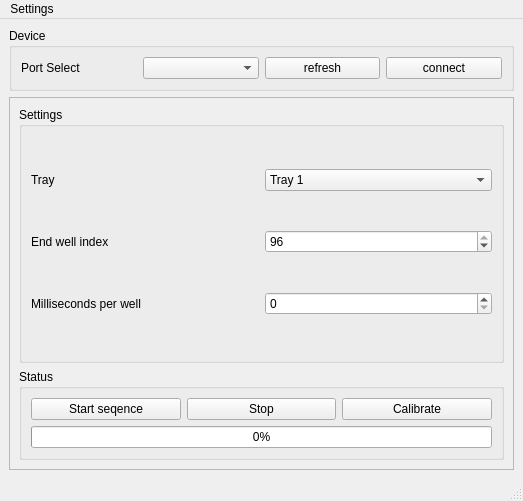
nrish/machine-interface-caltech, file mainwindow.ui: the form before one commit.
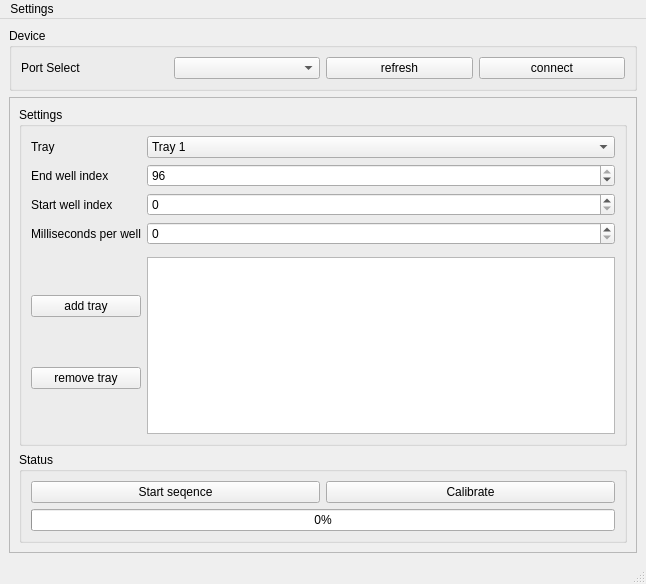
The form after the commit.

```diff
--- a/mainwindow.ui
+++ b/mainwindow.ui
@@ -6,8 +6,8 @@
    <rect>
     <x>0</x>
     <y>0</y>
-    <width>523</width>
-    <height>501</height>
+    <width>646</width>
+    <height>584</height>
    </rect>
   </property>
   <property name="minimumSize">
@@ -36,6 +36,36 @@
           <string>Settings</string>
          </property>
          <layout class="QGridLayout" name="gridLayout_3">
+          <item row="3" column="1">
+           <widget class="QSpinBox" name="endWell">
+            <property name="minimum">
+             <number>1</number>
+            </property>
+            <property name="maximum">
+             <number>96</number>
+            </property>
+            <property name="value">
+             <number>96</number>
+            </property>
+           </widget>
+          </item>
+          <item row="5" column="1">
+           <widget class="QSpinBox" name="spinTimeWell"/>
+          </item>
+          <item row="1" column="0">
+           <widget class="QLabel" name="label">
+            <property name="text">
+             <string>Tray</string>
+            </property>
+           </widget>
+          </item>
+          <item row="4" column="1">
+           <widget class="QSpinBox" name="startWell">
+            <property name="maximum">
+             <number>96</number>
+            </property>
+           </widget>
+          </item>
           <item row="1" column="1">
            <widget class="QComboBox" name="trayCombo">
             <item>
@@ -90,42 +120,47 @@
             </item>
            </widget>
           </item>
-          <item row="1" column="0">
-           <widget class="QLabel" name="label">
+          <item row="4" column="0">
+           <widget class="QLabel" name="label_5">
             <property name="text">
-             <string>Tray</string>
+             <string>Start well index</string>
             </property>
            </widget>
           </item>
-          <item row="2" column="1">
-           <widget class="QSpinBox" name="endWell">
-            <property name="minimum">
-             <number>1</number>
-            </property>
-            <property name="maximum">
-             <number>96</number>
-            </property>
-            <property name="value">
-             <number>96</number>
-            </property>
-           </widget>
-          </item>
-          <item row="2" column="0">
+          <item row="3" column="0">
            <widget class="QLabel" name="label_2">
             <property name="text">
              <string>End well index</string>
             </property>
            </widget>
           </item>
-          <item row="4" column="0">
+          <item row="5" column="0">
            <widget class="QLabel" name="label_3">
             <property name="text">
              <string>Milliseconds per well</string>
             </property>
            </widget>
           </item>
-          <item row="4" column="1">
-           <widget class="QSpinBox" name="spinTimeWell"/>
+          <item row="7" column="1">
+           <widget class="QListView" name="trayList"/>
+          </item>
+          <item row="6" column="0" rowspan="2">
+           <layout class="QVBoxLayout" name="verticalLayout_2">
+            <item>
+             <widget class="QPushButton" name="tray_add">
+              <property name="text">
+               <string>add tray</string>
+              </property>
+             </widget>
+            </item>
+            <item>
+             <widget class="QPushButton" name="tray_remove">
+              <property name="text">
+               <string>remove tray</string>
+              </property>
+             </widget>
+            </item>
+           </layout>
           </item>
          </layout>
         </widget>
@@ -150,20 +185,13 @@
            </widget>
           </item>
           <item row="2" column="1">
-           <widget class="QPushButton" name="stopButton">
-            <property name="text">
-             <string>Stop</string>
-            </property>
-           </widget>
-          </item>
-          <item row="2" column="2">
            <widget class="QPushButton" name="calibrateButton">
             <property name="text">
              <string>Calibrate</string>
             </property>
            </widget>
           </item>
-          <item row="4" column="0" colspan="3">
+          <item row="4" column="0" colspan="2">
            <widget class="QProgressBar" name="progressBar">
             <property name="value">
              <number>0</number>
@@ -228,7 +256,7 @@
     <rect>
      <x>0</x>
      <y>0</y>
-     <width>523</width>
+     <width>646</width>
      <height>30</height>
     </rect>
    </property>
```
Left out of the diff: 20 changed lines with no effect on the pictures.
